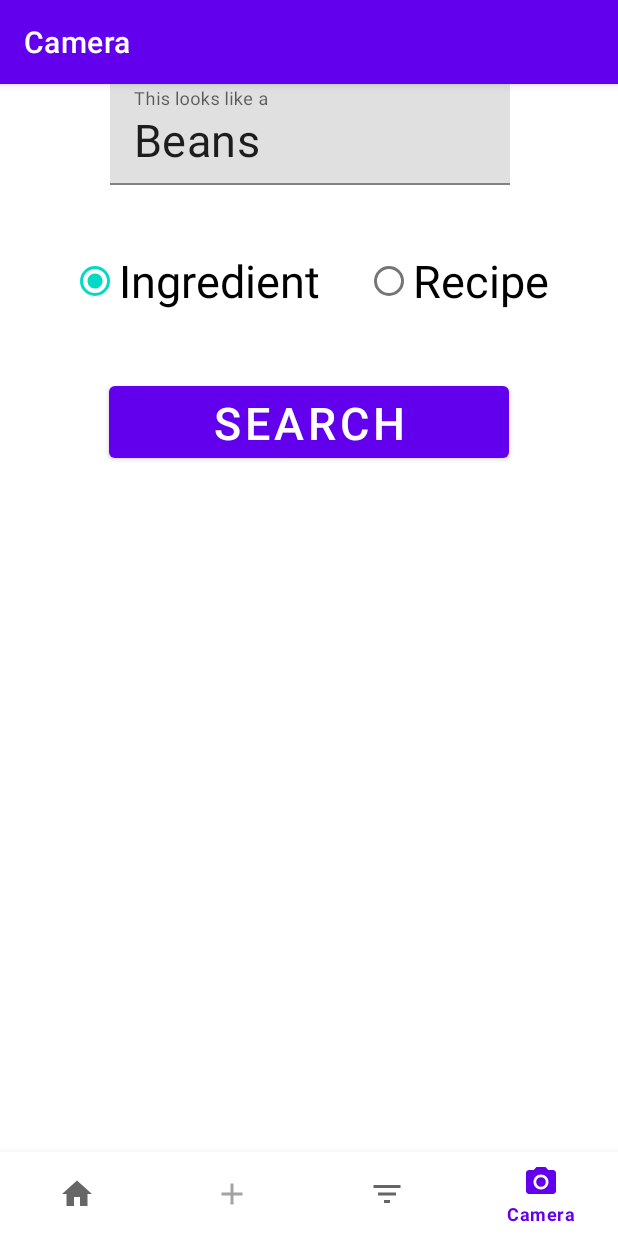
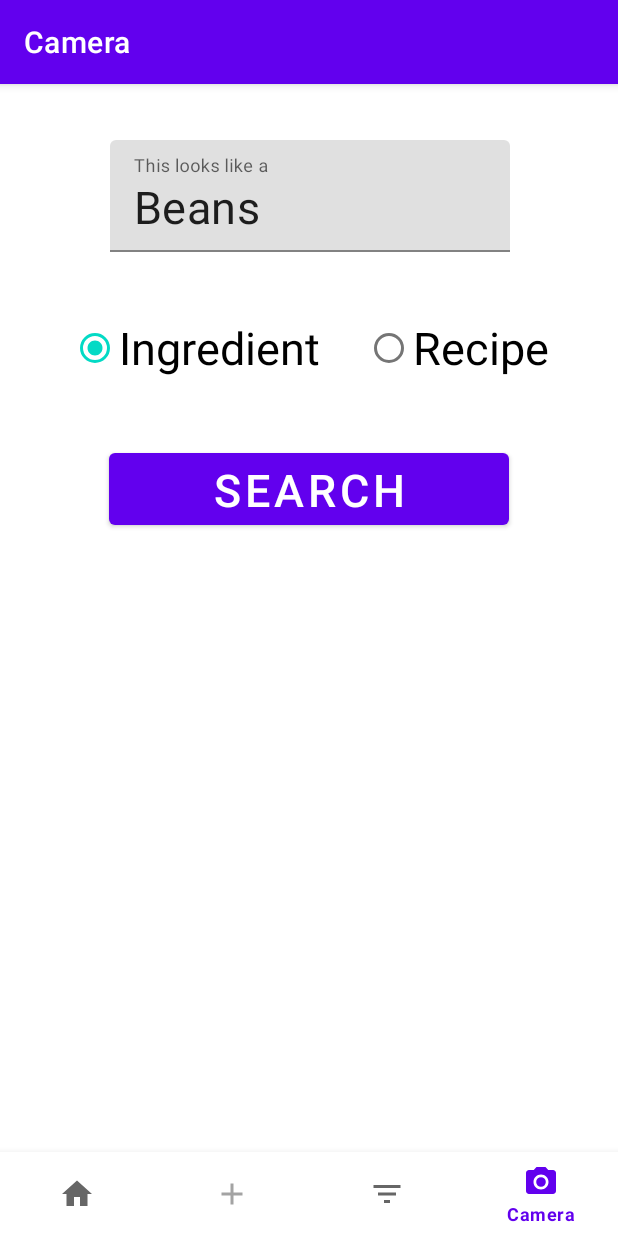
Before and after one commit to Pechlerbastian/NutriCoach, an Android app: the CameraFragment screen opened through its navigation route, on a phone screen of 412 x 824 dp. Run offline under Robolectric (Android 15) with nearby library versions, the light colour scheme and no system bars; our stand-ins replace navigation-ui; libraries missing offline, so code that uses them is left out: pub.devrel.easypermissions.

Commit message:
add padding

```diff
--- a/app/src/main/res/layout/fragment_camera.xml
+++ b/app/src/main/res/layout/fragment_camera.xml
@@ -3,6 +3,7 @@
     xmlns:app="http://schemas.android.com/apk/res-auto"
     xmlns:tools="http://schemas.android.com/tools"
     android:id="@+id/noPermissionText"
+    android:paddingTop="20pt"
     android:layout_width="match_parent"
     android:layout_height="match_parent"
     tools:context=".ui.camera.CameraFragment">
```
